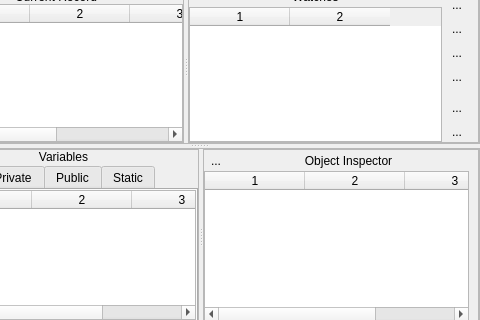
Above: hbide/debugger.ui from FiveTechSoft/qtcontribs before the change; both pictures show x 82 to 562 and y 207 to 527 of the 562 by 703 pixel window. Below: the same form after it.
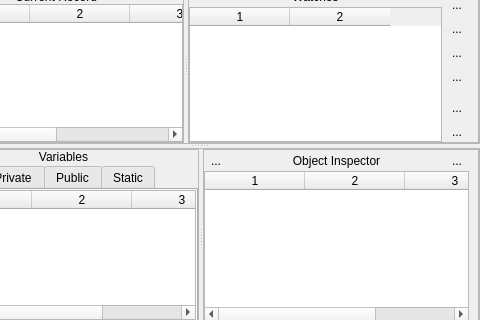
That is the form after the change. Icons and pictures are not drawn.

What changed in the file:
```diff
--- a/hbide/debugger.ui
+++ b/hbide/debugger.ui
@@ -739,6 +739,20 @@
                </property>
               </widget>
              </item>
+             <item>
+              <widget class="QToolButton" name="btnExpand">
+               <property name="text">
+                <string>...</string>
+               </property>
+               <property name="icon">
+                <iconset resource="hbide.qrc">
+                 <normaloff>:/resources/fullscreen.png</normaloff>:/resources/fullscreen.png</iconset>
+               </property>
+               <property name="autoRaise">
+                <bool>true</bool>
+               </property>
+              </widget>
+             </item>
             </layout>
            </item>
            <item>
```
